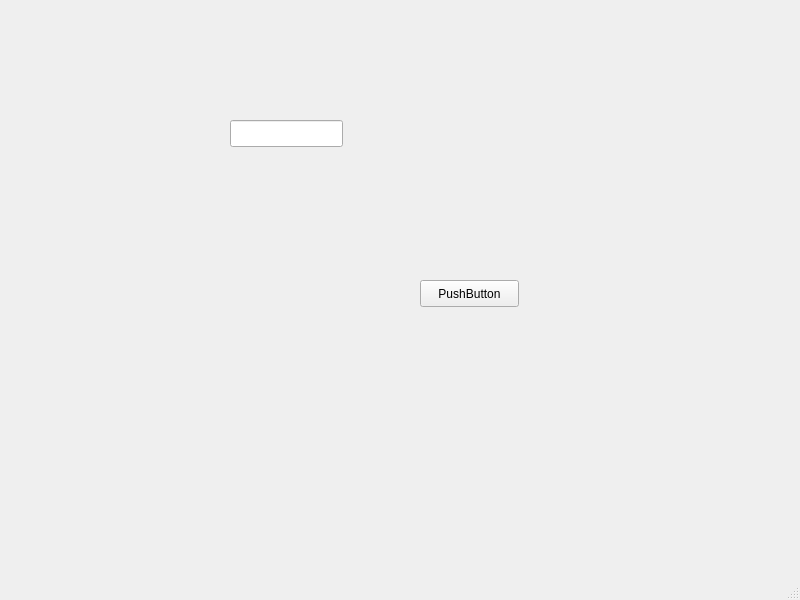
Above: src/nao_gui/resources/NaoMainWindow.ui from CSUN-SERL/nao-robo-leader before the change. Below: the same form after it.
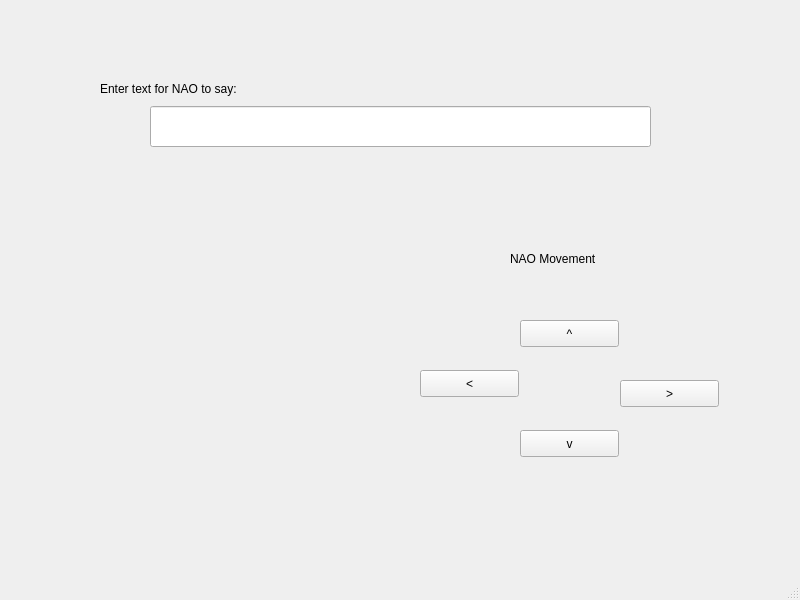
That is the form after the change.

Commit message: Added ability to control NAO speech through a text-entry-box and Nao movement through directional buttons. Also, removed a duplicate NaoMainWindow.ui file

Patch:
```diff
--- a/src/nao_gui/resources/NaoMainWindow.ui
+++ b/src/nao_gui/resources/NaoMainWindow.ui
@@ -17,24 +17,89 @@
    <widget class="QLineEdit" name="lineEdit">
     <property name="geometry">
      <rect>
-      <x>230</x>
-      <y>120</y>
-      <width>113</width>
+      <x>150</x>
+      <y>106</y>
+      <width>501</width>
+      <height>41</height>
+     </rect>
+    </property>
+   </widget>
+   <widget class="QPushButton" name="upBtn">
+    <property name="geometry">
+     <rect>
+      <x>520</x>
+      <y>320</y>
+      <width>99</width>
       <height>27</height>
      </rect>
     </property>
+    <property name="text">
+     <string>^</string>
+    </property>
    </widget>
    <widget class="QPushButton" name="pushButton">
     <property name="geometry">
      <rect>
       <x>420</x>
-      <y>280</y>
+      <y>370</y>
       <width>99</width>
       <height>27</height>
      </rect>
     </property>
     <property name="text">
-     <string>PushButton</string>
+     <string>&lt;</string>
+    </property>
+   </widget>
+   <widget class="QPushButton" name="rightBtn">
+    <property name="geometry">
+     <rect>
+      <x>620</x>
+      <y>380</y>
+      <width>99</width>
+      <height>27</height>
+     </rect>
+    </property>
+    <property name="text">
+     <string>&gt;</string>
+    </property>
+   </widget>
+   <widget class="QPushButton" name="downBtn">
+    <property name="geometry">
+     <rect>
+      <x>520</x>
+      <y>430</y>
+      <width>99</width>
+      <height>27</height>
+     </rect>
+    </property>
+    <property name="text">
+     <string>v</string>
+    </property>
+   </widget>
+   <widget class="QLabel" name="movementLabel">
+    <property name="geometry">
+     <rect>
+      <x>510</x>
+      <y>250</y>
+      <width>151</width>
+      <height>17</height>
+     </rect>
+    </property>
+    <property name="text">
+     <string>NAO Movement</string>
+    </property>
+   </widget>
+   <widget class="QLabel" name="speechLabel">
+    <property name="geometry">
+     <rect>
+      <x>100</x>
+      <y>80</y>
+      <width>201</width>
+      <height>17</height>
+     </rect>
+    </property>
+    <property name="text">
+     <string>Enter text for NAO to say:</string>
     </property>
    </widget>
   </widget>
```
Left out of the diff: 2 changed lines with no effect on the pictures. The commit also changes 4 other files.
